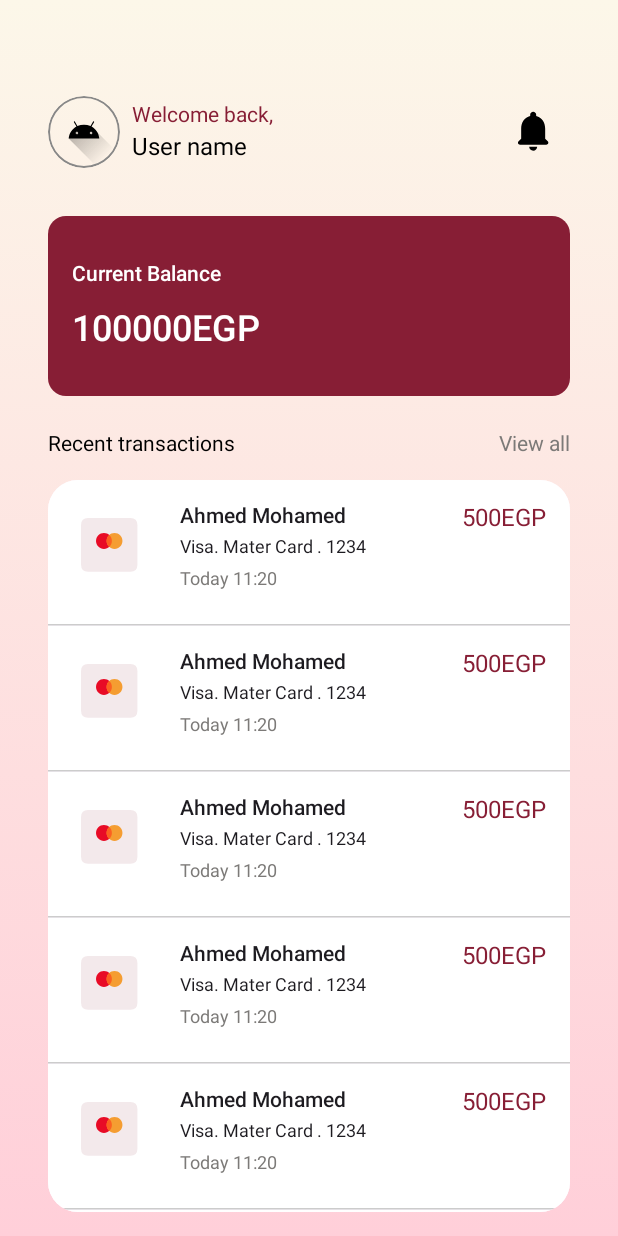
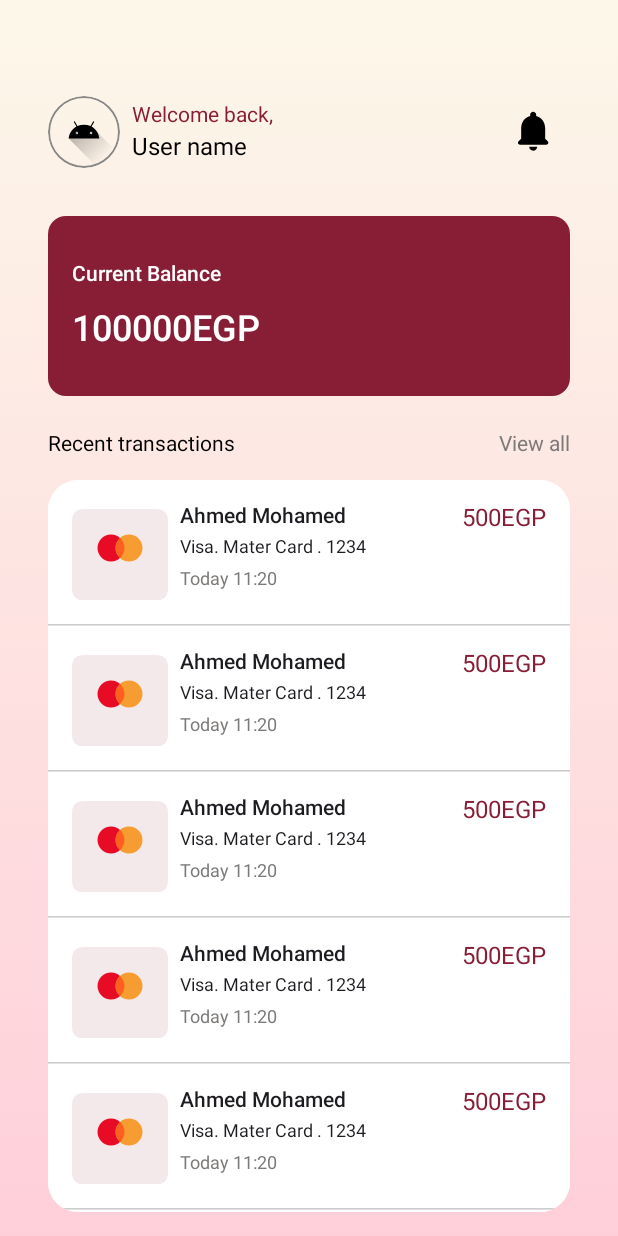
Before and after one commit to 1dina/banque_misr_final, an Android app built with Jetpack Compose: the @Preview function HomeScreenPreview, on a phone screen of 412 x 824 dp. Run offline under Robolectric (Android 15) with nearby library versions, the phone set to English and light mode, and no system bars.

Commit message:
edit visa Image in home screen

```diff
--- a/app/src/main/java/com/example/speedotransfer/ui/screens/dashboard/components/HomeScreen.kt
+++ b/app/src/main/java/com/example/speedotransfer/ui/screens/dashboard/components/HomeScreen.kt
@@ -1,5 +1,6 @@
 package com.example.speedotransfer.ui.screens.dashboard.components
 
+import androidx.compose.foundation.Image
 import androidx.compose.foundation.background
 import androidx.compose.foundation.border
 import androidx.compose.foundation.layout.Arrangement
@@ -28,11 +29,13 @@ import androidx.compose.runtime.Composable
 import androidx.compose.ui.Alignment
 import androidx.compose.ui.Modifier
 import androidx.compose.ui.draw.clip
+import androidx.compose.ui.draw.scale
 import androidx.compose.ui.graphics.Brush
 import androidx.compose.ui.graphics.Color
 import androidx.compose.ui.graphics.Color.Companion.Unspecified
 import androidx.compose.ui.graphics.Color.Companion.White
 import androidx.compose.ui.graphics.RectangleShape
+import androidx.compose.ui.layout.ContentScale
 import androidx.compose.ui.res.painterResource
 import androidx.compose.ui.res.stringResource
 import androidx.compose.ui.text.font.FontWeight
@@ -165,9 +168,9 @@ fun RecentTransactionUI(transactionItem: RecentTransactionItem, modifier: Modifi
                 .fillMaxWidth()
                 .padding(16.dp)
         ) {
-            Icon(
+            Image(
                 painter = painterResource(id = R.drawable.ic_visa),
-                contentDescription = "", tint = Unspecified,
+                contentDescription = "", contentScale = ContentScale.None,
                 modifier = modifier.size(64.dp)
             )
             Column(
--- a/app/src/main/res/drawable/ic_visa.xml
+++ b/app/src/main/res/drawable/ic_visa.xml
@@ -1,9 +1,9 @@
 <?xml version="1.0" encoding="utf-8"?>
 <vector xmlns:android="http://schemas.android.com/apk/res/android"
-    android:width="106dp"
-    android:height="109dp"
-    android:viewportWidth="106"
-    android:viewportHeight="109">
+    android:width="80dp"
+    android:height="90dp"
+    android:viewportWidth="80"
+    android:viewportHeight="90">
 
     <path
         android:fillColor="#F3E9EB"
```
